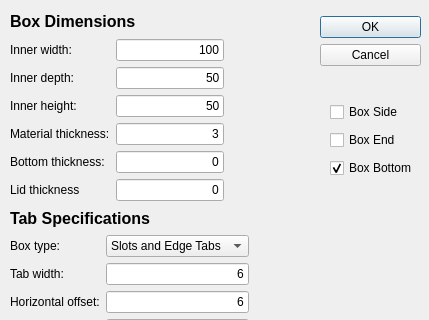
Old version of the form Macro_LaserCutBox.ui in the repository gharley/FreeCAD_Macros; both pictures show x 0 to 429 and y 0 to 320 of the 429 by 458 pixel window.
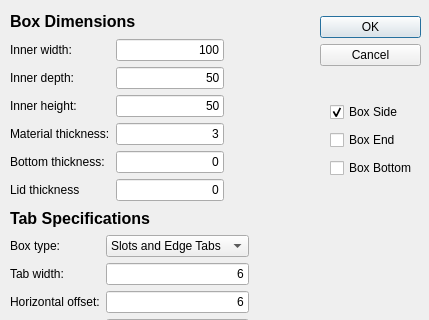
New version of the form.

Commit message: finished end?!

```diff
--- a/Macro_LaserCutBox.ui
+++ b/Macro_LaserCutBox.ui
@@ -558,7 +558,7 @@
        <string>Box Side</string>
       </property>
       <property name="checked">
-       <bool>false</bool>
+       <bool>true</bool>
       </property>
      </widget>
     </item>
@@ -584,7 +584,7 @@
        <string>Box Bottom</string>
       </property>
       <property name="checked">
-       <bool>true</bool>
+       <bool>false</bool>
       </property>
      </widget>
     </item>
```
The commit also changes 1 other file.
